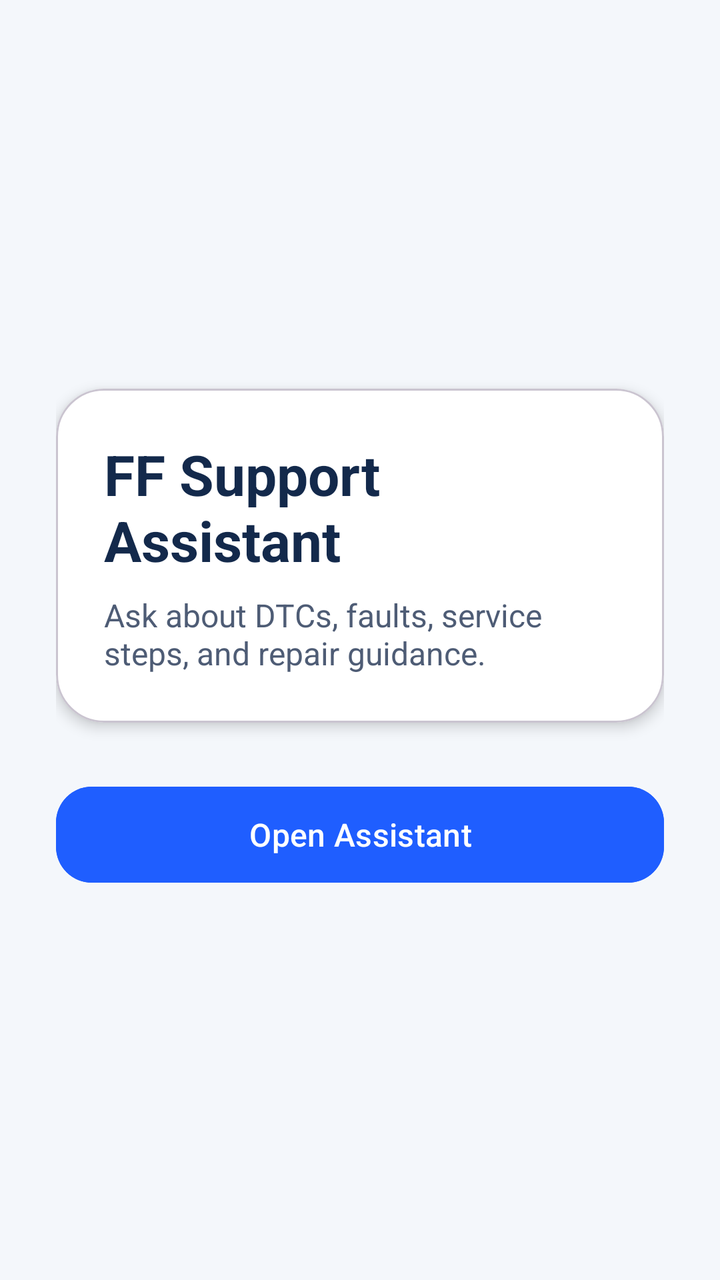
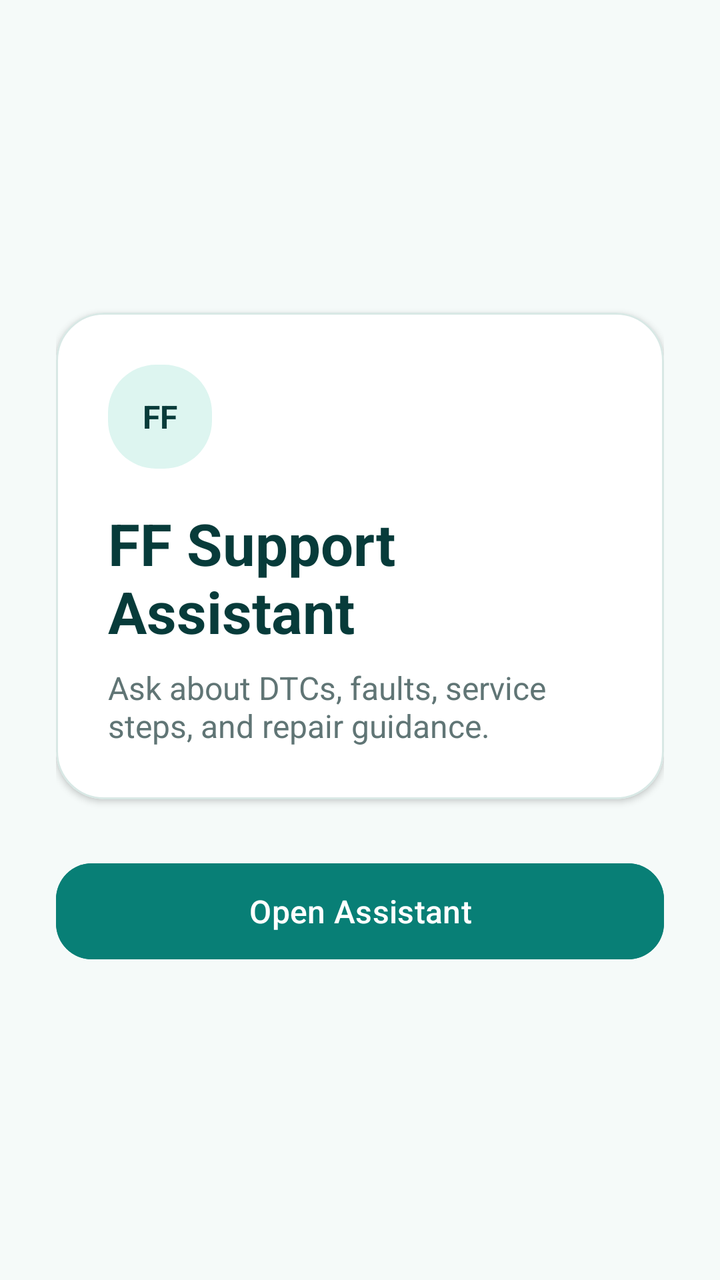

Before-and-after screenshots of an Android layout around one commit, followed by the original layout XML and the change that was made.
<!-- AndroidManifest.xml: application theme Theme.FfAssistant -->
<!-- res/layout/activity_main.xml -->
<?xml version="1.0" encoding="utf-8"?>
<LinearLayout xmlns:android="http://schemas.android.com/apk/res/android"
    xmlns:app="http://schemas.android.com/apk/res-auto"
    android:layout_width="match_parent"
    android:layout_height="match_parent"
    android:orientation="vertical"
    android:gravity="center"
    android:padding="28dp"
    android:background="#F4F7FB">

    <com.google.android.material.card.MaterialCardView
        android:layout_width="match_parent"
        android:layout_height="wrap_content"
        android:layout_marginBottom="28dp"
        app:cardCornerRadius="24dp"
        app:cardElevation="4dp"
        app:cardBackgroundColor="#FFFFFF">

        <LinearLayout
            android:layout_width="match_parent"
            android:layout_height="wrap_content"
            android:orientation="vertical"
            android:padding="24dp">

            <TextView
                android:layout_width="match_parent"
                android:layout_height="wrap_content"
                android:text="FF Support Assistant"
                android:textSize="28sp"
                android:textStyle="bold"
                android:textColor="#13294B" />

            <TextView
                android:layout_width="match_parent"
                android:layout_height="wrap_content"
                android:layout_marginTop="8dp"
                android:text="Ask about DTCs, faults, service steps, and repair guidance."
                android:textSize="16sp"
                android:textColor="#4E5C75" />
        </LinearLayout>
    </com.google.android.material.card.MaterialCardView>

    <com.google.android.material.button.MaterialButton
        android:id="@+id/openAssistantButton"
        android:layout_width="match_parent"
        android:layout_height="56dp"
        android:text="Open Assistant"
        android:textAllCaps="false"
        android:textSize="16sp"
        app:cornerRadius="18dp"
        android:backgroundTint="#1F5EFF" />
</LinearLayout>
<!-- resources referenced by this layout -->
<resources>
  <style name="Theme.FfAssistant" parent="Theme.Material3.DayNight.NoActionBar" />
</resources>

<!-- the commit's change to res/layout/activity_main.xml (unified diff, before → after) -->
@@ -6,29 +6,42 @@
     android:orientation="vertical"
     android:gravity="center"
     android:padding="28dp"
-    android:background="#F4F7FB">
+    android:background="#F5FAF9">
 
     <com.google.android.material.card.MaterialCardView
         android:layout_width="match_parent"
         android:layout_height="wrap_content"
         android:layout_marginBottom="28dp"
         app:cardCornerRadius="24dp"
-        app:cardElevation="4dp"
+        app:cardElevation="2dp"
+        app:strokeWidth="1dp"
+        app:strokeColor="#D8E8E5"
         app:cardBackgroundColor="#FFFFFF">
 
         <LinearLayout
             android:layout_width="match_parent"
             android:layout_height="wrap_content"
             android:orientation="vertical"
-            android:padding="24dp">
+            android:padding="26dp">
+
+            <TextView
+                android:layout_width="52dp"
+                android:layout_height="52dp"
+                android:gravity="center"
+                android:text="FF"
+                android:textStyle="bold"
+                android:textSize="16sp"
+                android:textColor="#073B3A"
+                android:background="@drawable/bg_avatar" />
 
             <TextView
                 android:layout_width="match_parent"
                 android:layout_height="wrap_content"
                 android:text="FF Support Assistant"
-                android:textSize="28sp"
+                android:layout_marginTop="18dp"
+                android:textSize="29sp"
                 android:textStyle="bold"
-                android:textColor="#13294B" />
+                android:textColor="#073B3A" />
 
             <TextView
                 android:layout_width="match_parent"
@@ -36,7 +49,7 @@
                 android:layout_marginTop="8dp"
                 android:text="Ask about DTCs, faults, service steps, and repair guidance."
                 android:textSize="16sp"
-                android:textColor="#4E5C75" />
+                android:textColor="#607575" />
         </LinearLayout>
     </com.google.android.material.card.MaterialCardView>
 
@@ -48,5 +61,5 @@
         android:textAllCaps="false"
         android:textSize="16sp"
         app:cornerRadius="18dp"
-        android:backgroundTint="#1F5EFF" />
+        android:backgroundTint="#087F76" />
 </LinearLayout>
<!-- resource entries referenced after the edit -->
@@ -1,5 +1,11 @@
 <!-- resources referenced by this layout -->
 <resources>
+  <!-- drawable bg_avatar (drawable) -->
+  <shape xmlns:android="http://schemas.android.com/apk/res/android">
+      <solid android:color="@color/ff_mint_100" />
+      <corners android:radius="24dp" />
+  </shape>
   <style name="Theme.FfAssistant" parent="Theme.Material3.DayNight.NoActionBar" />
+  <color name="ff_mint_100">#DDF5F0</color>
 </resources>
 
